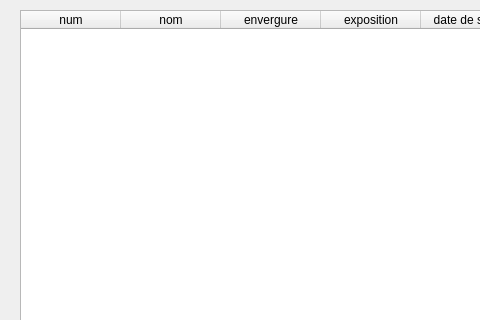
Qt form SubApplication/AffichagePlantesBdd.ui (francknemeghaire/monpotager) before a commit; both pictures show x 0 to 480 and y 0 to 320 of the 1430 by 699 pixel window.
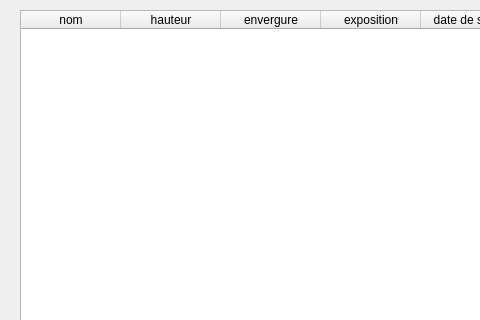
The same form after that commit.

What changed in the file:
```diff
--- a/SubApplication/AffichagePlantesBdd.ui
+++ b/SubApplication/AffichagePlantesBdd.ui
@@ -40,12 +40,12 @@
    </property>
    <column>
     <property name="text">
-     <string>num</string>
+     <string>nom</string>
     </property>
    </column>
    <column>
     <property name="text">
-     <string>nom</string>
+     <string>hauteur</string>
     </property>
    </column>
    <column>
```
